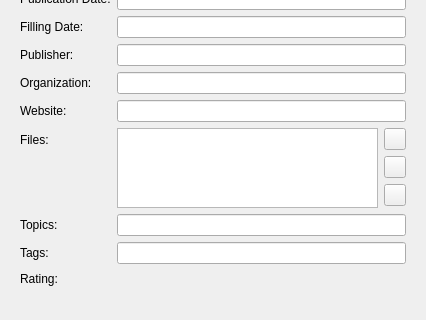
This is src/mainui/sidebar/publicationwidget.ui in KDE/conquirere as Qt 5 draws it before an edit; both pictures show x 0 to 426 and y 198 to 518 of the 426 by 518 pixel window. The edited form follows.
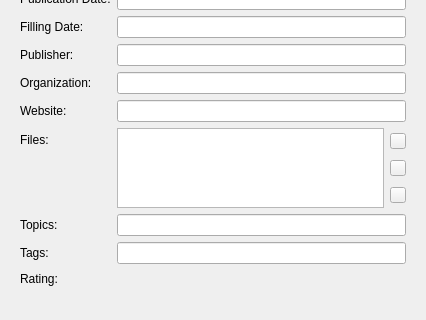
This is the edited form. Custom widgets are drawn as their Qt base class.

What changed in the file:
```diff
--- a/src/mainui/sidebar/publicationwidget.ui
+++ b/src/mainui/sidebar/publicationwidget.ui
@@ -154,7 +154,7 @@
           </widget>
          </item>
          <item row="10" column="1">
-          <widget class="FileObjectEdit" name="editWebObject"/>
+          <widget class="WebsiteEdit" name="editWebObject"/>
          </item>
          <item row="10" column="0">
           <widget class="QLabel" name="labelWebsite">
@@ -197,10 +197,16 @@
              </property>
              <item>
               <widget class="QPushButton" name="fileAdd">
+               <property name="minimumSize">
+                <size>
+                 <width>16</width>
+                 <height>16</height>
+                </size>
+               </property>
                <property name="maximumSize">
                 <size>
-                 <width>22</width>
-                 <height>22</height>
+                 <width>16</width>
+                 <height>16</height>
                 </size>
                </property>
                <property name="text">
@@ -208,8 +214,8 @@
                </property>
                <property name="iconSize">
                 <size>
-                 <width>22</width>
-                 <height>22</height>
+                 <width>16</width>
+                 <height>16</height>
                 </size>
                </property>
               </widget>
@@ -218,14 +224,14 @@
               <widget class="QPushButton" name="fileEdit">
                <property name="minimumSize">
                 <size>
-                 <width>22</width>
-                 <height>22</height>
+                 <width>16</width>
+                 <height>16</height>
                 </size>
                </property>
                <property name="maximumSize">
                 <size>
-                 <width>22</width>
-                 <height>22</height>
+                 <width>16</width>
+                 <height>16</height>
                 </size>
                </property>
                <property name="text">
@@ -233,18 +239,24 @@
                </property>
                <property name="iconSize">
                 <size>
-                 <width>22</width>
-                 <height>22</height>
+                 <width>16</width>
+                 <height>16</height>
                 </size>
                </property>
               </widget>
              </item>
              <item>
               <widget class="QPushButton" name="fileRemove">
+               <property name="minimumSize">
+                <size>
+                 <width>16</width>
+                 <height>16</height>
+                </size>
+               </property>
                <property name="maximumSize">
                 <size>
-                 <width>22</width>
-                 <height>22</height>
+                 <width>16</width>
+                 <height>16</height>
                 </size>
                </property>
                <property name="text">
@@ -252,8 +264,8 @@
                </property>
                <property name="iconSize">
                 <size>
-                 <width>22</width>
-                 <height>22</height>
+                 <width>16</width>
+                 <height>16</height>
                 </size>
                </property>
               </widget>
@@ -679,7 +691,7 @@
         </widget>
        </item>
        <item row="9" column="1">
-        <widget class="StringEdit" name="editLastAccessed"/>
+        <widget class="DateEdit" name="editLastAccessed"/>
        </item>
        <item row="10" column="0">
         <widget class="QLabel" name="labelLanguage">
@@ -983,15 +995,6 @@
     <signal>widgetShown(bool)</signal>
    </slots>
   </customwidget>
-  <customwidget>
-   <class>FileObjectEdit</class>
-   <extends>QLineEdit</extends>
-   <header>propertywidgets/fileobjectedit.h</header>
-   <slots>
-    <signal>widgetEnabled(bool)</signal>
-    <signal>widgetShown(bool)</signal>
-   </slots>
-  </customwidget>
   <customwidget>
    <class>OrganizationEdit</class>
    <extends>QLineEdit</extends>
@@ -1039,6 +1042,11 @@
    <header>sidebar/listcitedsources.h</header>
    <container>1</container>
   </customwidget>
+  <customwidget>
+   <class>WebsiteEdit</class>
+   <extends>QLineEdit</extends>
+   <header>propertywidgets/websiteedit.h</header>
+  </customwidget>
  </customwidgets>
  <resources/>
  <connections>
```
